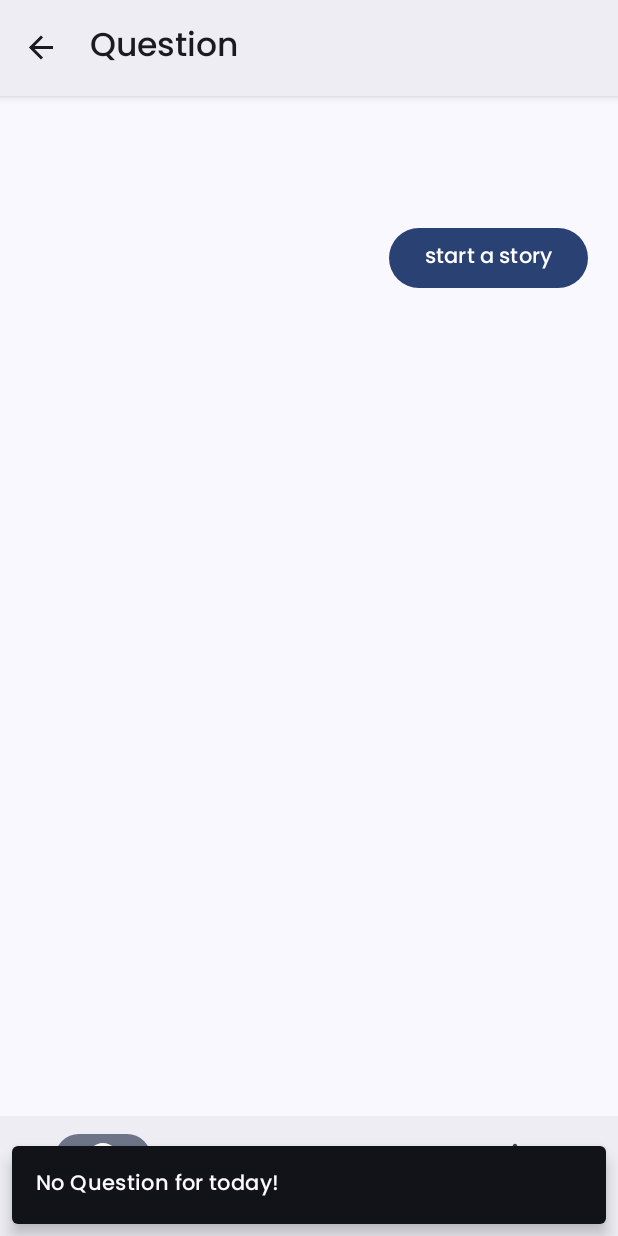
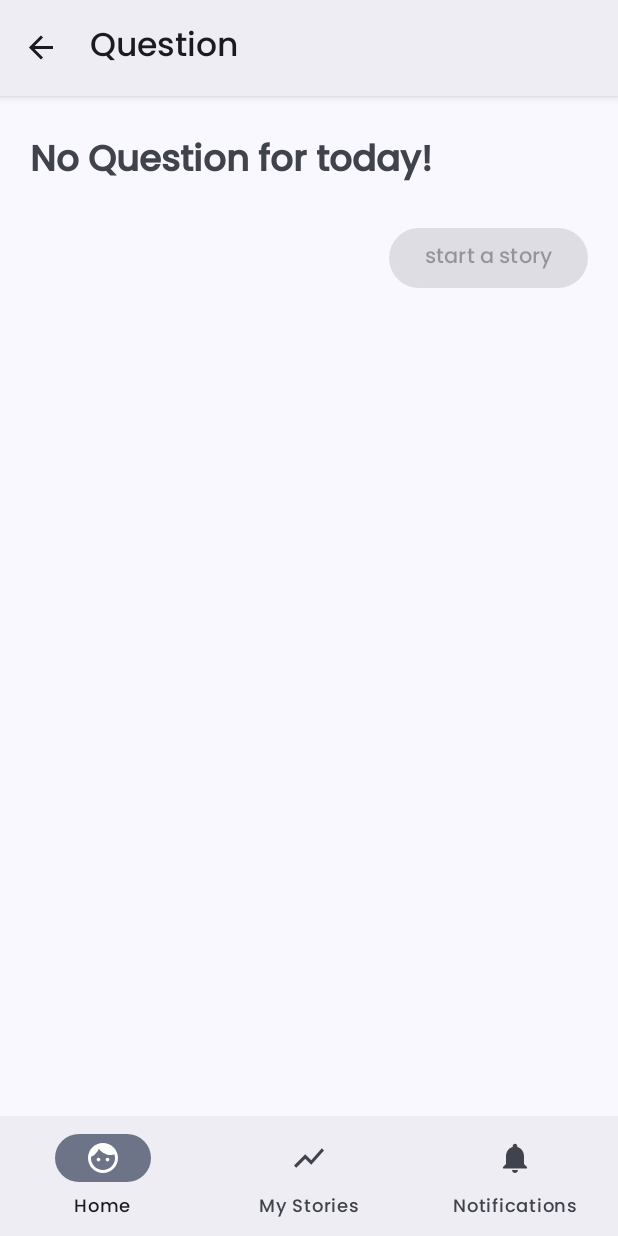
Before and after one commit to curioustale-app/android, an Android app: the QuestionFragment screen opened through its navigation route, on a phone screen of 412 x 824 dp. Run offline under Robolectric (Android 15) with nearby library versions, the phone set to English and light mode, and no system bars; our stand-ins replace Firebase (no records; nobody signed in at launch, a user with empty details on screens opened directly), navigation-ui.

```diff
--- a/app/src/main/java/app/curioustale/curioustale/config/Constants.java
+++ b/app/src/main/java/app/curioustale/curioustale/config/Constants.java
@@ -3,6 +3,7 @@ package app.curioustale.curioustale.config;
 public class Constants {
     public static final String DEBUG_TAG = "curious-tale-debug";
     public static final String KEY_QUESTION_TITLE = "curious-tale-question-title";
+    public static final String KEY_ANSWER = "curious-tale-answer";
 
     private Constants() {
         throw new IllegalStateException("Utility class");
--- a/app/src/main/java/app/curioustale/curioustale/ui/home/HomeFragment.java
+++ b/app/src/main/java/app/curioustale/curioustale/ui/home/HomeFragment.java
@@ -22,6 +22,7 @@ public class HomeFragment extends Fragment {
                              ViewGroup container, Bundle savedInstanceState) {
         binding = FragmentHomeBinding.inflate(inflater, container, false);
         binding.cardQuestionOfDay.setOnClickListener(v -> navigateToQuestionPage());
+        binding.cardDayStreak.setOnClickListener(v -> navigateToMyStoriesPage());
         return binding.getRoot();
     }
 
@@ -30,6 +31,11 @@ public class HomeFragment extends Fragment {
         controller.navigate(R.id.from_home_to_question);
     }
 
+    private void navigateToMyStoriesPage() {
+        NavController controller = Navigation.findNavController(requireActivity(), R.id.nav_host_fragment_activity_main);
+        controller.navigate(R.id.from_home_to_my_stories);
+    }
+
     @Override
     public void onDestroyView() {
         super.onDestroyView();
--- a/app/src/main/java/app/curioustale/curioustale/ui/question/QuestionFragment.java
+++ b/app/src/main/java/app/curioustale/curioustale/ui/question/QuestionFragment.java
@@ -11,9 +11,6 @@ import androidx.fragment.app.Fragment;
 import androidx.lifecycle.ViewModelProvider;
 import androidx.navigation.NavController;
 import androidx.navigation.Navigation;
-
-import com.google.android.material.snackbar.BaseTransientBottomBar;
-import com.google.android.material.snackbar.Snackbar;
 
 import app.curioustale.curioustale.R;
 import app.curioustale.curioustale.config.Constants;
@@ -67,6 +64,7 @@ public class QuestionFragment extends Fragment {
     }
 
     private void handleNoQuestionForDay() {
-        Snackbar.make(binding.getRoot(), "No Question for today!", BaseTransientBottomBar.LENGTH_SHORT).show();
+        binding.btnAnswer.setEnabled(false);
+        binding.tvQuestion.setText(R.string.no_question_for_today_text);
     }
 }
--- a/app/src/main/res/navigation/mobile_navigation.xml
+++ b/app/src/main/res/navigation/mobile_navigation.xml
@@ -13,6 +13,9 @@
         <action
             android:id="@+id/from_home_to_question"
             app:destination="@id/question_fragment" />
+        <action
+            android:id="@+id/from_home_to_my_stories"
+            app:destination="@id/navigation_my_stories" />
     </fragment>
 
     <fragment
--- a/app/src/main/res/values/strings.xml
+++ b/app/src/main/res/values/strings.xml
@@ -19,4 +19,6 @@
     <string name="please_enter_answer_prompt">few words wont hurt</string>
     <string name="answer_submit_error">There ware error submitting your story</string>
     <string name="answer_submit_success">Thanks for submitting your story</string>
+    <string name="no_question_for_today_text">No Question for today!</string>
+    <string name="no_story_error_text">No stories yet. Start exploring your next awesome story!</string>
 </resources>
--- /dev/null
+++ b/app/src/main/res/values/styles.xml
@@ -0,0 +1,12 @@
+<?xml version="1.0" encoding="utf-8"?>
+<resources>
+
+    <style name="ModalBottomSheetDialog" parent="Widget.Material3.BottomSheet.Modal">
+        <item name="shapeAppearance">@style/ShapeAppearance.App.LargeComponent</item>
+    </style>
+
+    <style name="ShapeAppearance.App.LargeComponent" parent="ShapeAppearance.Material3.LargeComponent">
+        <item name="cornerFamily">rounded</item>
+        <item name="cornerSize">@dimen/radius</item>
+    </style>
+</resources>
--- a/app/src/main/res/values/themes.xml
+++ b/app/src/main/res/values/themes.xml
@@ -3,10 +3,15 @@
     <style name="Theme.CuriousTale" parent="Theme.Material3.DynamicColors.DayNight">
         <item name="fontFamily">@font/poppins_medium</item>
         <item name="android:statusBarColor">?attr/colorSurfaceContainer</item>
+        <item name="bottomSheetDialogTheme">@style/ThemeOverlay.App.BottomSheetDialog</item>
     </style>
 
     <style name="Theme.CuriousTale.NoAppBar" parent="Theme.Material3.DayNight.NoActionBar">
         <item name="fontFamily">@font/poppins_medium</item>
         <item name="android:statusBarColor">?attr/colorSurfaceContainer</item>
     </style>
+
+    <style name="ThemeOverlay.App.BottomSheetDialog" parent="ThemeOverlay.Material3.BottomSheetDialog">
+        <item name="bottomSheetStyle">@style/ModalBottomSheetDialog</item>
+    </style>
 </resources>
```
Also changed, not shown: app/src/main/java/app/curioustale/curioustale/ui/stories/StoriesFragment.java (+23 -4 lines), app/src/main/java/app/curioustale/curioustale/ui/stories/sheet/StoryDetailSheet.java (added, +46 -0 lines), app/src/main/res/layout/fragment_stories.xml (+11 -0 lines), app/src/main/res/layout/sheet_story_detail.xml (added, +44 -0 lines), 1 other file.
